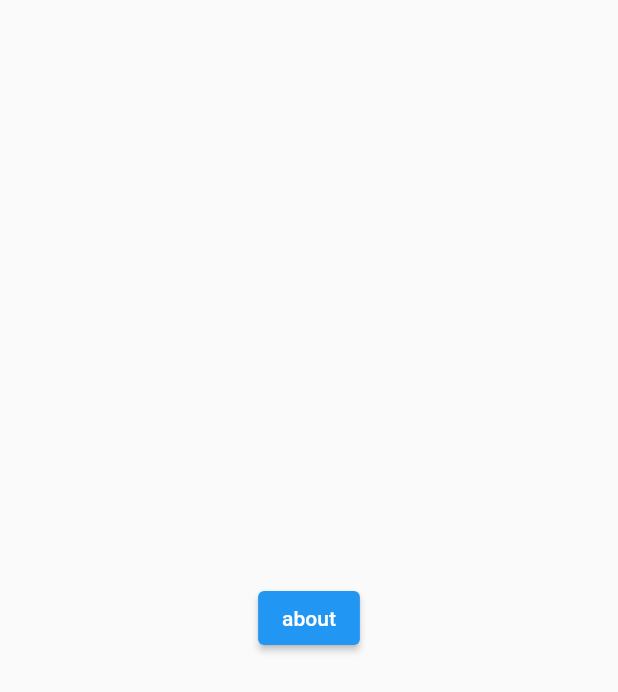
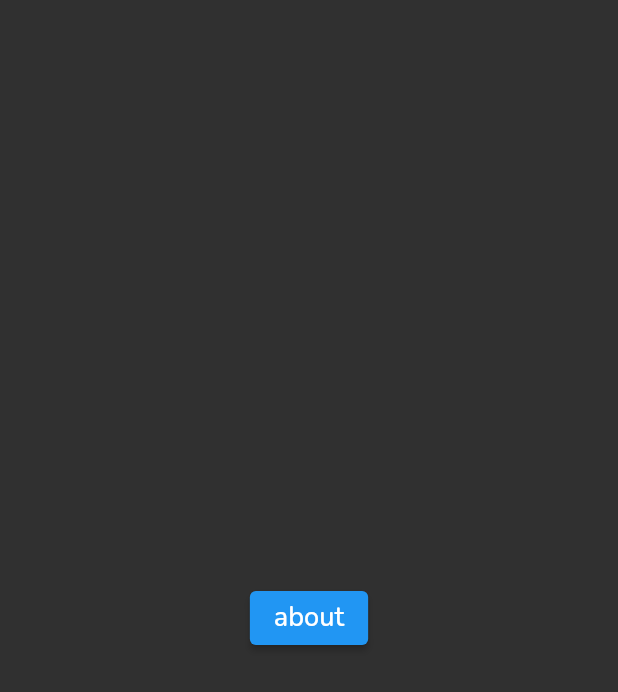
Before and after one commit to 999Hans/fireship_flutterfirebase, a Flutter app: the screen it shows after launch, on a phone screen of 412 x 824 dp. Shown: the top 692 px of the screen. Run offline on Flutter 3.47's test engine with Material 2 defaults, Android fonts, the phone set to English and light mode, and no system bars; our stand-ins replace firebase_core, font_awesome_flutter, google_fonts; accounts and stored records are empty.

Commit message:
first commit

```diff
--- a/lib/home/home.dart
+++ b/lib/home/home.dart
@@ -8,10 +8,11 @@ class HomeScreen extends StatelessWidget {
     return Scaffold(
       body: Center(
         child: ElevatedButton(
-            onPressed: () {
-              Navigator.pushNamed(context, '/about');
-            },
-            child: Text('about')),
+            onPressed: () => Navigator.pushNamed(context, '/about'),
+            child: Text(
+              'about',
+              style: Theme.of(context).textTheme.bodyText1,
+            )),
       ),
     );
   }
--- a/lib/main.dart
+++ b/lib/main.dart
@@ -3,6 +3,7 @@ import 'package:flutter/material.dart';
 // Import the firebase_core plugin
 import 'package:firebase_core/firebase_core.dart';
 import 'package:myapp/routes.dart';
+import 'package:myapp/theme.dart';
 
 void main() {
   WidgetsFlutterBinding.ensureInitialized();
@@ -41,7 +42,11 @@ class _AppState extends State<App> {
 
         // Once complete, show your application
         if (snapshot.connectionState == ConnectionState.done) {
-          return MaterialApp(routes: appRoutes);
+          return MaterialApp(
+            theme: appTheme,
+            debugShowCheckedModeBanner: false,
+            routes: appRoutes,
+          );
         }
 
         // Otherwise, show something whilst waiting for initialization to complete
--- a/lib/routes.dart
+++ b/lib/routes.dart
@@ -1,15 +1,13 @@
-import 'package:flutter/material.dart';
 import 'package:myapp/about/about.dart';
 import 'package:myapp/home/home.dart';
 import 'package:myapp/login/login.dart';
 import 'package:myapp/profile/profile.dart';
-import 'package:myapp/quiz/quiz.dart';
 import 'package:myapp/topics/topics.dart';
 
 var appRoutes = {
   '/': (context) => const HomeScreen(),
   '/login': (context) => const LoginScreen(),
+  '/topics': (context) => const TopicsScreen(),
   '/profile': (context) => const ProfileScreen(),
-  '/topics': (context) => const TopicsScreen(),
   '/about': (context) => const AboutScreen(),
 };
--- /dev/null
+++ b/lib/theme.dart
@@ -0,0 +1,25 @@
+import 'package:flutter/material.dart';
+import 'package:google_fonts/google_fonts.dart';
+
+var appTheme = ThemeData(
+  fontFamily: GoogleFonts.nunito().fontFamily,
+  bottomAppBarTheme: const BottomAppBarTheme(
+    color: Colors.black87,
+  ),
+  brightness: Brightness.dark,
+  textTheme: const TextTheme(
+    bodyText1: TextStyle(fontSize: 18),
+    bodyText2: TextStyle(fontSize: 16),
+    button: TextStyle(
+      letterSpacing: 1.5,
+      fontWeight: FontWeight.bold,
+    ),
+    headline1: TextStyle(
+      fontWeight: FontWeight.bold,
+    ),
+    subtitle1: TextStyle(
+      color: Colors.grey,
+    ),
+  ),
+  buttonTheme: const ButtonThemeData(),
+);
--- a/lib/topics/topics.dart
+++ b/lib/topics/topics.dart
@@ -1,10 +1,13 @@
 import 'package:flutter/material.dart';
+import 'package:myapp/shared/bottom_nav.dart';
 
 class TopicsScreen extends StatelessWidget {
   const TopicsScreen({Key? key}) : super(key: key);
 
   @override
   Widget build(BuildContext context) {
-    return Container();
+    return Scaffold(
+      bottomNavigationBar: BottomNavBar(),
+    );
   }
 }
```
Also changed, not shown: lib/shared/bottom_nav.dart (added, +49 -0 lines), pubspec.yaml (+13 -52 lines), pubspec.lock, 2 other files.
